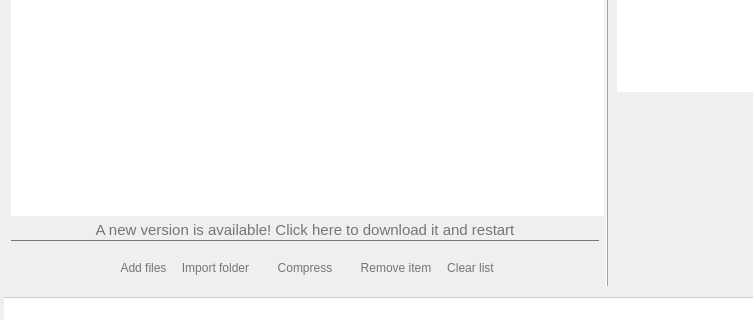
First picture: the form in caesiumph.ui, repository Lymphatus/CaesiumPH, before the edit; both pictures show x 0 to 753 and y 180 to 500 of the 880 by 500 pixel window.
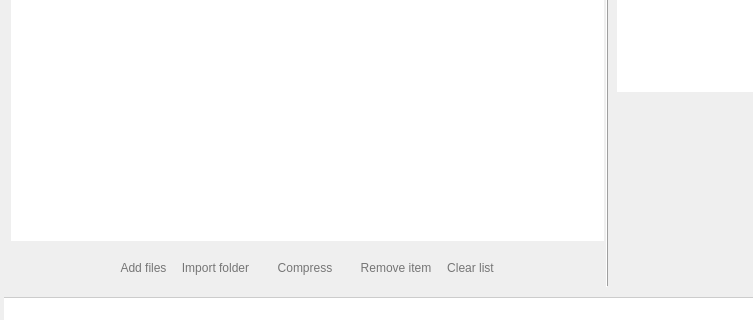
Second picture: the form after the edit. Icons and pictures are not drawn. Custom widgets are drawn as their Qt base class.

Patch:
```diff
--- a/caesiumph.ui
+++ b/caesiumph.ui
@@ -125,7 +125,7 @@
       </column>
      </widget>
     </item>
-    <item row="3" column="0" colspan="2">
+    <item row="2" column="0" colspan="2">
      <layout class="QHBoxLayout" name="horizontalLayout">
       <item>
        <widget class="QToolButton" name="settingsButton">
@@ -451,7 +451,7 @@
       </item>
      </layout>
     </item>
-    <item row="0" column="3" rowspan="4">
+    <item row="0" column="3" rowspan="3">
      <widget class="Line" name="sidePanelLine">
       <property name="styleSheet">
        <string notr="true">margin-bottom:10px;</string>
@@ -467,64 +467,6 @@
       </property>
      </widget>
     </item>
-    <item row="1" column="0" colspan="2">
-     <layout class="QHBoxLayout" name="horizontalLayout_2">
-      <property name="leftMargin">
-       <number>0</number>
-      </property>
-      <property name="rightMargin">
-       <number>5</number>
-      </property>
-      <item>
-       <widget class="QToolButton" name="updateButton">
-        <property name="sizePolicy">
-         <sizepolicy hsizetype="Expanding" vsizetype="Fixed">
-          <horstretch>0</horstretch>
-          <verstretch>0</verstretch>
-         </sizepolicy>
-        </property>
-        <property name="font">
-         <font>
-          <pointsize>11</pointsize>
-          <underline>false</underline>
-         </font>
-        </property>
-        <property name="styleSheet">
-         <string notr="true">background-color: transparent;
-border: none;
-color: #757575;
-border-bottom: 1px solid #757575
-</string>
-        </property>
-        <property name="text">
-         <string>A new version is available! Click here to download it and restart</string>
-        </property>
-        <property name="icon">
-         <iconset resource="icons.qrc">
-          <normaloff>:/icons/ui/update.png</normaloff>:/icons/ui/update.png</iconset>
-        </property>
-        <property name="iconSize">
-         <size>
-          <width>16</width>
-          <height>16</height>
-         </size>
-        </property>
-        <property name="checkable">
-         <bool>true</bool>
-        </property>
-        <property name="checked">
-         <bool>true</bool>
-        </property>
-        <property name="toolButtonStyle">
-         <enum>Qt::ToolButtonTextBesideIcon</enum>
-        </property>
-        <property name="autoRaise">
-         <bool>false</bool>
-        </property>
-       </widget>
-      </item>
-     </layout>
-    </item>
    </layout>
   </widget>
   <widget class="QMenuBar" name="menuBar">
@@ -728,7 +670,7 @@
 	margin-right: 4px;
 }
 
-QStatusBar QLabel {
+QStatusBar QLabel, QToolButton {
 	color: #757575;
 	font-size: 11pt;
 	border: none;
```
